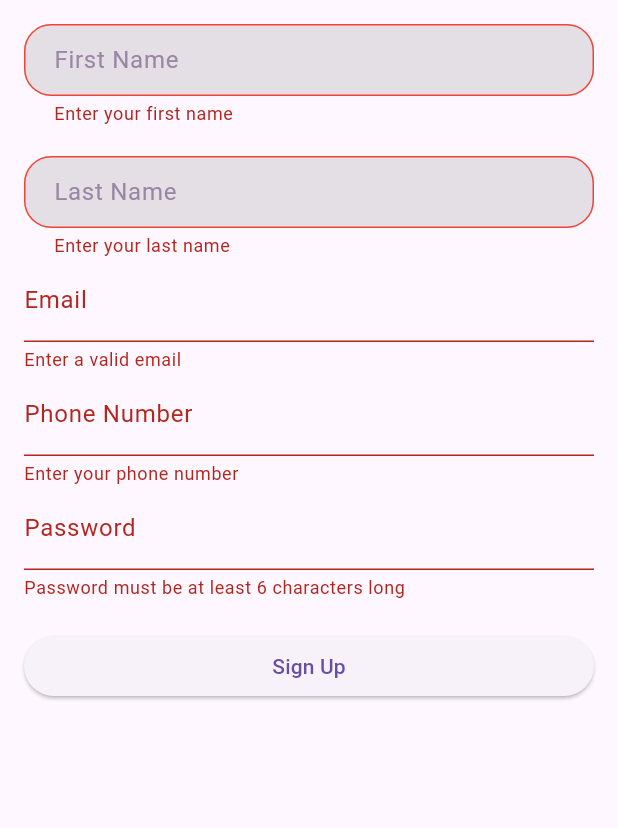
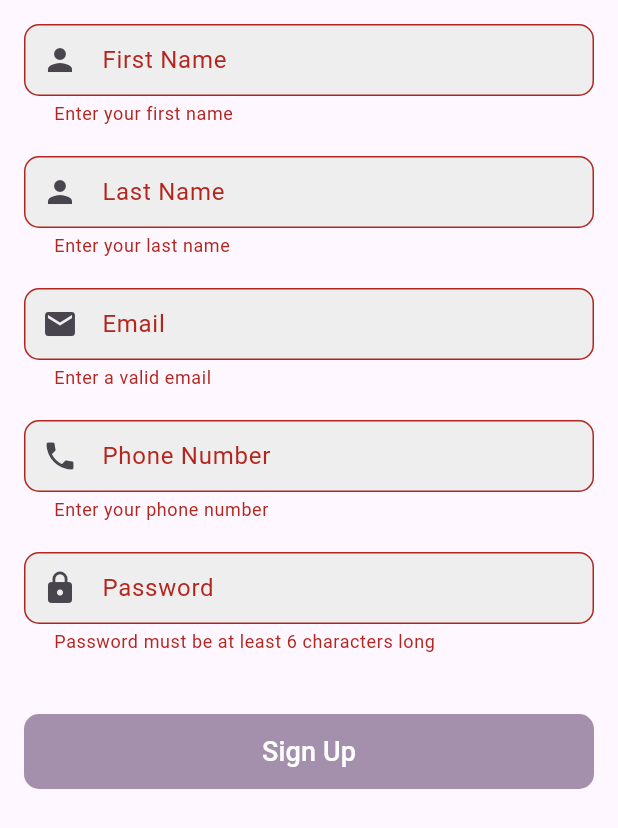
Before and after one commit to LamaAlnasser/Maazim-SWE444-G4, a Flutter app: the SignUpContent widget shown alone on an empty page, opened directly, after a tap on "Sign Up", on a phone screen of 412 x 824 dp. Shown: the top 828 px of the screen. Run offline on Flutter 3.47's test engine with Material 3 defaults, Android fonts, the phone set to English and light mode, and no system bars; our stand-ins replace cloud_firestore, country_picker, firebase_auth, firebase_core, pin_code_fields; accounts and stored records are empty; statements that could not run were skipped.

Commit message:
Update signUp.dart

```diff
--- a/lib/signUp.dart
+++ b/lib/signUp.dart
@@ -5,6 +5,8 @@ import 'package:firebase_auth/firebase_auth.dart';
 import 'package:cloud_firestore/cloud_firestore.dart';
 import 'layout.dart';
 import 'package:maazim/main.dart';
+import 'firebase_options.dart';
+
 
 void main() async {
   WidgetsFlutterBinding.ensureInitialized();
@@ -14,17 +16,52 @@ void main() async {
   runApp(const SignUp());
 }
 
+class CustomPage extends StatelessWidget {
+  final String pageTitle; // Change the type to String
+  final Widget content;
+  final double fontSize;
+
+  const CustomPage({
+    Key? key,
+    required this.pageTitle,
+    required this.content,
+    required this.fontSize,
+  }) : super(key: key);
+
+  @override
+  Widget build(BuildContext context) {
+    return Scaffold(
+      appBar: AppBar(
+        title: Text(
+          pageTitle,
+          style: TextStyle(
+            fontSize: fontSize,
+            fontWeight: FontWeight.bold,
+          ),
+        ),
+      ),
+      body: content,
+    );
+  }
+}
+
 class SignUp extends StatelessWidget {
   const SignUp({Key? key}) : super(key: key);
 
   @override
   Widget build(BuildContext context) {
     return CustomPage(
-      pageTitle: 'Sign Up',
       content: SignUpContent(),
+      fontSize: 24,
+      pageTitle: 'Sign up',
     );
   }
 }
+
+
+
+
+
 
 class SignUpContent extends StatefulWidget {
   const SignUpContent({Key? key}) : super(key: key);
@@ -54,20 +91,145 @@ class _SignUpContentState extends State<SignUpContent> {
   Future<void> _signUp() async {
     if (_formKey.currentState!.validate()) {
       try {
-        UserCredential userCredential = await FirebaseAuth.instance.createUserWithEmailAndPassword(
-          email: _emailController.text,
-          password: _passwordController.text,
-        );
-        await FirebaseFirestore.instance.collection('users').doc(userCredential.user!.uid).set({
-          'firstName': _firstNameController.text,
-          'lastName': _lastNameController.text,
-          'phoneNumber': _phoneNumberController.text,
-        });
-        ScaffoldMessenger.of(context).showSnackBar(const SnackBar(content: Text('User registered successfully')));
+        // Your existing sign-up logic here
       } on FirebaseAuthException catch (e) {
         ScaffoldMessenger.of(context).showSnackBar(SnackBar(content: Text('Failed to register user: ${e.message}')));
       }
     }
+  }
+
+  @override
+  Widget build(BuildContext context) {
+    return SingleChildScrollView(
+      padding: const EdgeInsets.all(16.0),
+      child: Form(
+        key: _formKey,
+        child: Column(
+          crossAxisAlignment: CrossAxisAlignment.stretch,
+          children: <Widget>[
+            Padding(
+              padding: const EdgeInsets.only(bottom: 20.0),
+              child: TextFormField(
+                controller: _firstNameController,
+                decoration: InputDecoration(
+                  labelText: 'First Name',
+                  hintText: 'Enter your first name',
+                  border: OutlineInputBorder(
+                    borderRadius: BorderRadius.circular(10.0),
+                  ),
+                  filled: true,
+                  fillColor: Colors.grey[200],
+                  contentPadding: EdgeInsets.symmetric(vertical: 12.0, horizontal: 16.0),
+                  prefixIcon: Icon(Icons.person),
+                ),
+                validator: (value) => _validateName(value, 'first name'),
+              ),
+            ),
+            Padding(
+              padding: const EdgeInsets.only(bottom: 20.0),
+              child: TextFormField(
+                controller: _lastNameController,
+                decoration: InputDecoration(
+                  labelText: 'Last Name',
+                  hintText: 'Enter your last name',
+                  border: OutlineInputBorder(
+                    borderRadius: BorderRadius.circular(10.0),
+                  ),
+                  filled: true,
+                  fillColor: Colors.grey[200],
+                  contentPadding: EdgeInsets.symmetric(vertical: 12.0, horizontal: 16.0),
+                  prefixIcon: Icon(Icons.person),
+                ),
+                validator: (value) => _validateName(value, 'last name'),
+              ),
+            ),
+            Padding(
+              padding: const EdgeInsets.only(bottom: 20.0),
+              child: TextFormField(
+                controller: _emailController,
+                decoration: InputDecoration(
+                  labelText: 'Email',
+                  hintText: 'Enter your email',
+                  border: OutlineInputBorder(
+                    borderRadius: BorderRadius.circular(10.0),
+                  ),
+                  filled: true,
+                  fillColor: Colors.grey[200],
+                  contentPadding: EdgeInsets.symmetric(vertical: 12.0, horizontal: 16.0),
+                  prefixIcon: Icon(Icons.email),
+                ),
+                validator: _validateEmail,
+              ),
+            ),
+            Padding(
+              padding: const EdgeInsets.only(bottom: 20.0),
+              child: TextFormField(
+                controller: _phoneNumberController,
+                decoration: InputDecoration(
+                  labelText: 'Phone Number',
+                  hintText: 'Enter your phone number',
+                  border: OutlineInputBorder(
+                    borderRadius: BorderRadius.circular(10.0),
+                  ),
+                  filled: true,
+                  fillColor: Colors.grey[200],
+                  contentPadding: EdgeInsets.symmetric(vertical: 12.0, horizontal: 16.0),
+                  prefixIcon: Icon(Icons.phone),
+                ),
+                keyboardType: TextInputType.phone,
+                validator: _validatePhoneNumber,
+              ),
+            ),
+            Padding(
+              padding: const EdgeInsets.only(bottom: 20.0),
+              child: TextFormField(
+                controller: _passwordController,
+                decoration: InputDecoration(
+                  labelText: 'Password',
+                  hintText: 'Enter your password',
+                  border: OutlineInputBorder(
+                    borderRadius: BorderRadius.circular(10.0),
+                  ),
+                  filled: true,
+                  fillColor: Colors.grey[200],
+                  contentPadding: EdgeInsets.symmetric(vertical: 12.0, horizontal: 16.0),
+                  prefixIcon: Icon(Icons.lock),
+                ),
+                obscureText: true,
+                validator: (value) =>
+                    value != null && value.length < 6 ? 'Password must be at least 6 characters long' : null,
+              ),
+            ),
+            const SizedBox(height: 20),
+
+
+
+Container(
+  height: 50,
+  decoration: BoxDecoration(
+    borderRadius: BorderRadius.circular(10),
+    color: const Color(0xFF9a85a4).withOpacity(0.9),
+  ),
+  child: ElevatedButton(
+    onPressed: _signUp,
+    style: ElevatedButton.styleFrom(
+      primary: Colors.transparent,
+      elevation: 0,
+      shape: RoundedRectangleBorder(
+        borderRadius: BorderRadius.circular(10),
+      ),
+    ),
+    child: const Text('Sign Up', style: TextStyle(fontSize: 18, color: Colors.white)),
+  ),
+),
+
+
+
+
+          ],
+        ),
+      ),
+    );
   }
 
   String? _validateName(String? value, String fieldName) {
@@ -97,104 +259,4 @@ class _SignUpContentState extends State<SignUpContent> {
     }
     return null;
   }
-
-  @override
-  Widget build(BuildContext context) {
-    return SingleChildScrollView(
-      padding: const EdgeInsets.all(16.0),
-      child: Form(
-        key: _formKey,
-        child: Column(
-          crossAxisAlignment: CrossAxisAlignment.stretch,
-          children: <Widget>[
-            Container(
-              width:10,
-
-            child: TextFormField(
-              controller: _firstNameController,
-              decoration: InputDecoration(
-    labelText: 'First Name',
-
-    labelStyle: TextStyle(color:Color(0xFF9a85a4)),
-                    hintStyle: const TextStyle(color: Colors.grey), // Hint text style
-                    filled: true, // Needed for fillColor to take effect
-                   fillColor: Color.fromARGB(255, 0, 0, 0).withOpacity(0.1), // Background color of the field
-                    enabledBorder: OutlineInputBorder(
-                        borderRadius: BorderRadius.circular(18),
-                        borderSide: BorderSide(color: Color(0xFF9a85a4).withOpacity(0.0))),
-                    focusedBorder: OutlineInputBorder(
-                        borderRadius: BorderRadius.circular(18),
-                        borderSide:  BorderSide(color: Color(0xFF9a85a4).withOpacity(0.6))),
-                    errorBorder: OutlineInputBorder(
-                         borderRadius: BorderRadius.circular(18),
-                         borderSide: const BorderSide(color: Colors.red),),
-                    focusedErrorBorder: OutlineInputBorder(
-                        borderRadius: BorderRadius.circular(18),
-                        borderSide: const BorderSide(color: Colors.red),),
-                        contentPadding: EdgeInsets.symmetric(vertical: 12.0, horizontal: 16.0), // Adjust the content padding
-  ),
-              validator: (value) => _validateName(value, 'first name'),
-            ),
-            ),
-
-                    SizedBox(height: 20.0), // to add a space between text fields
-              Container (
-
-            child :TextFormField(
-                cursorColor: const Color(0xFF9a85a4),
-              controller: _lastNameController,
-              decoration: InputDecoration(
-                labelText: 'Last Name',
-                    labelStyle: TextStyle(color:Color(0xFF9a85a4)),
-                    hintStyle: const TextStyle(color: Colors.grey), // Hint text style
-                    filled: true, // Needed for fillColor to take effect
-                   fillColor: Color.fromARGB(255, 0, 0, 0).withOpacity(0.1), // Background color of the field
-                    enabledBorder: OutlineInputBorder(
-                        borderRadius: BorderRadius.circular(18),
-                        borderSide: BorderSide(color: Color(0xFF9a85a4).withOpacity(0.0))),
-                    focusedBorder: OutlineInputBorder(
-                        borderRadius: BorderRadius.circular(18),
-                        borderSide:  BorderSide(color: Color(0xFF9a85a4).withOpacity(0.6))),
-                    errorBorder: OutlineInputBorder(
-                         borderRadius: BorderRadius.circular(18),
-                         borderSide: const BorderSide(color: Colors.red),),
-                    focusedErrorBorder: OutlineInputBorder(
-                        borderRadius: BorderRadius.circular(18),
-                        borderSide: const BorderSide(color: Colors.red),),
-                        contentPadding: EdgeInsets.symmetric(vertical: 12.0, horizontal: 16.0), // Adjust the content padding
-              ),
-              validator: (value) => _validateName(value, 'last name'),
-            ),
-              ),
-
-
-            TextFormField(
-              controller: _emailController,
-              decoration: const InputDecoration(labelText: 'Email',
-              ),
-              validator: _validateEmail,
-            ),
-            TextFormField(
-              controller: _phoneNumberController,
-              decoration: const InputDecoration(labelText: 'Phone Number'),
-              keyboardType: TextInputType.phone,
-              validator: _validatePhoneNumber,
-            ),
-            TextFormField(
-              controller: _passwordController,
-              decoration: const InputDecoration(labelText: 'Password'),
-              obscureText: true,
-              validator: (value) =>
-                  value != null && value.length < 6 ? 'Password must be at least 6 characters long' : null,
-            ),
-            const SizedBox(height: 20),
-            ElevatedButton(
-              onPressed: _signUp,
-              child: const Text('Sign Up'),
-            ),
-          ],
-        ),
-      ),
-    );
-  }
 }
```
